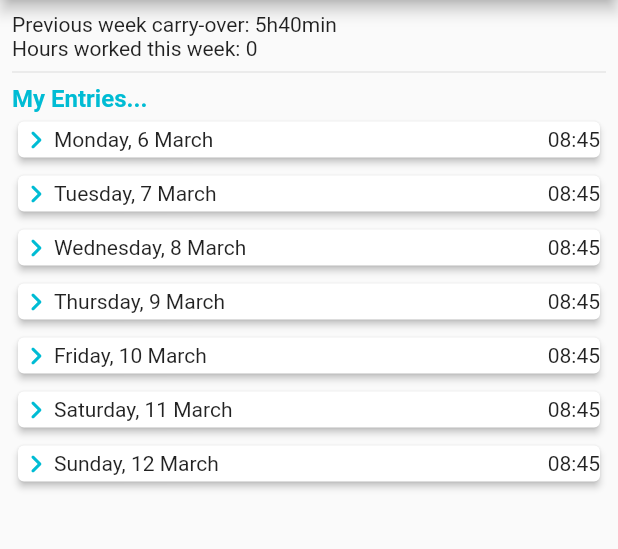
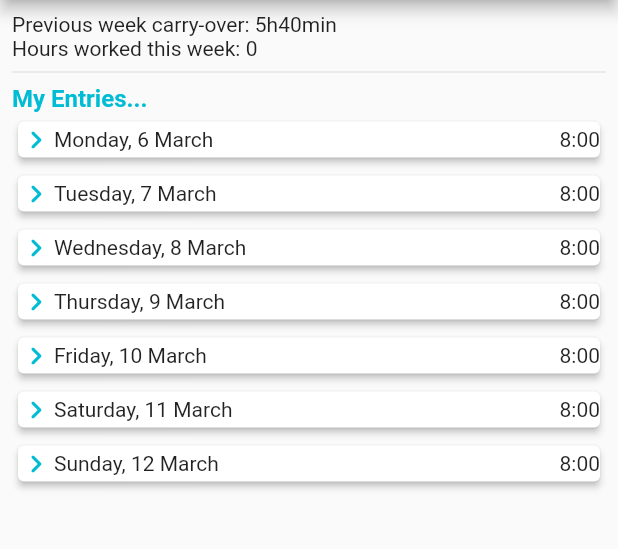
Before and after one commit to koorzenb/timelogger_app, a Flutter app: the screen it shows after launch, on a phone screen of 412 x 824 dp, the part 84-633 px from its top. Run offline on Flutter 3.47's test engine with Material 2 defaults, Android fonts, the phone set to English and light mode, and no system bars; our stand-ins replace get, timezone; statements that could not run were skipped.

Commit message:
Made duration dynamic

```diff
--- a/lib/screens/home_page.dart
+++ b/lib/screens/home_page.dart
@@ -64,7 +64,10 @@ class _HomePageState extends State<HomePage> {
                     }),
                     ...entriesController.dateEntries.map((dateEntry) {
                       return DateEntryItem(
-                        date: SADateTime.formatDate(dateEntry.date),
+                        date: SADateTime.formatDate(
+                          dateEntry.date,
+                        ),
+                        duration: const Duration(hours: 8),
                       );
                     })
                   ],
--- a/lib/widgets/date_entry_item.dart
+++ b/lib/widgets/date_entry_item.dart
@@ -3,12 +3,13 @@ import 'package:timelogger_app/controllers/entries_controller.dart';
 
 class DateEntryItem extends StatelessWidget {
   final String date;
-  const DateEntryItem({required this.date, Key? key}) : super(key: key);
+  final Duration duration;
+  const DateEntryItem({required this.date, required this.duration, Key? key}) : super(key: key);
 
   @override
   Widget build(BuildContext context) {
     return GestureDetector(
-      onTap: EntriesController.getOrPut.addDateEntry,
+      onTap: EntriesController.getOrPut.updateDateEntry,
       child: Padding(
         padding: const EdgeInsets.symmetric(vertical: 2.0),
         child: Card(
@@ -23,8 +24,9 @@ class DateEntryItem extends StatelessWidget {
                 child: Text(date),
               ),
               Row(
-                children: const [
-                  Text("08:45"),
+                children: [
+                  Text('${duration.inHours}'),
+                  const Text(':00'),
                 ],
               )
             ],
```
Also changed, not shown: lib/widgets/chart_bar.dart (+4 -5 lines).
